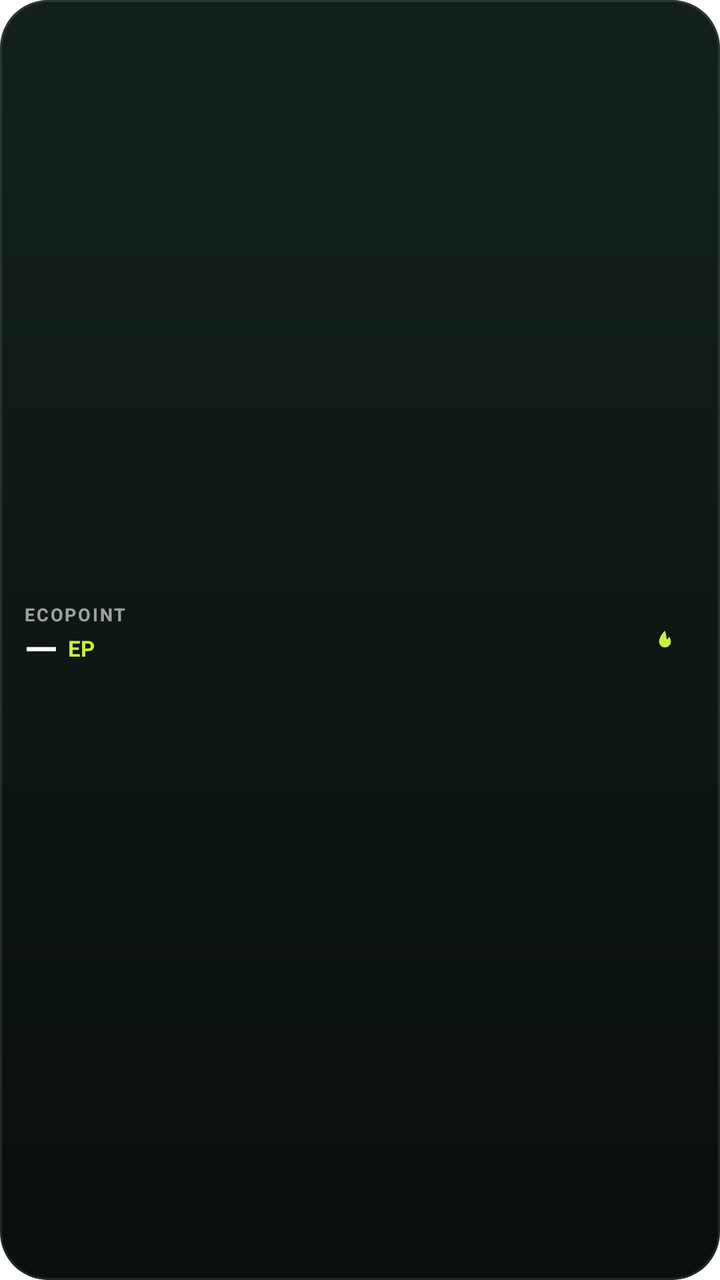
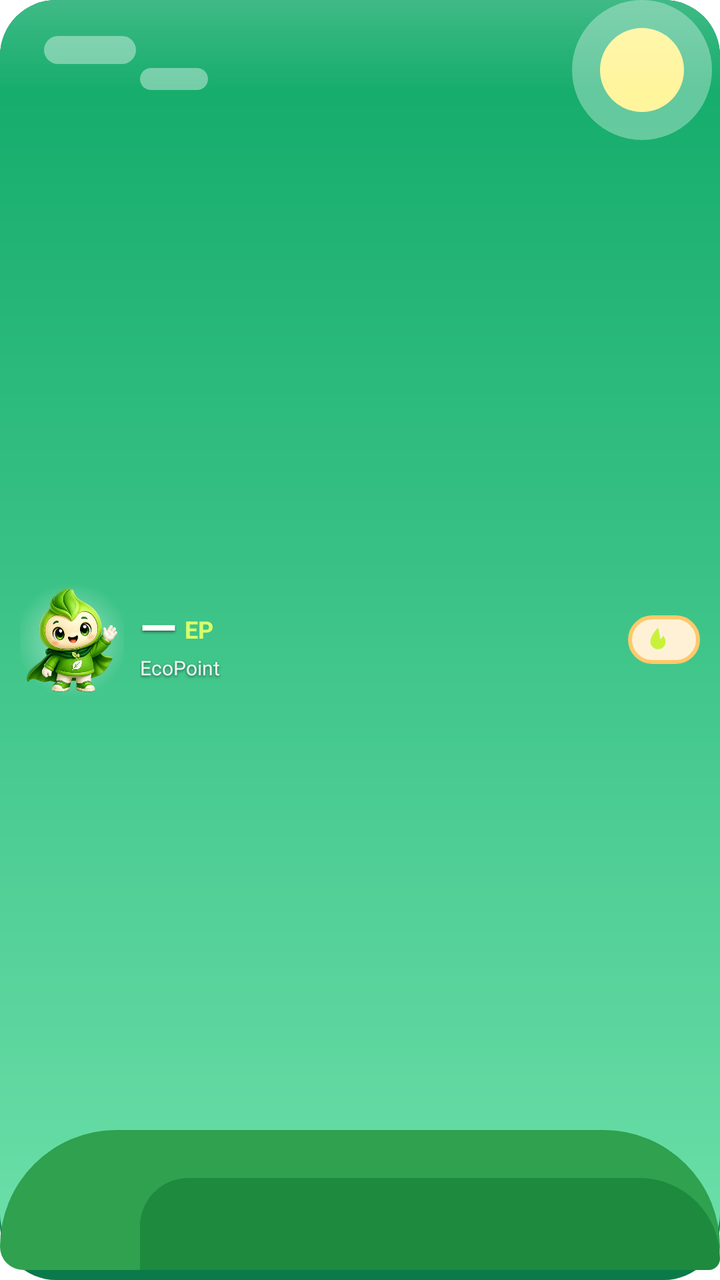

Two renders of the same Android screen: before a commit and after it. Below are the layout's source before the change and the commit's diff.
<!-- AndroidManifest.xml: fallback theme Theme.MaterialComponents.DayNight.NoActionBar -->
<!-- res/layout/ep_widget_xs.xml -->
<?xml version="1.0" encoding="utf-8"?>
<FrameLayout xmlns:android="http://schemas.android.com/apk/res/android"
    android:id="@+id/ep_widget_root"
    android:layout_width="match_parent"
    android:layout_height="match_parent"
    android:background="@drawable/ep_widget_bg">

    <LinearLayout
        android:layout_width="match_parent"
        android:layout_height="match_parent"
        android:gravity="center_vertical"
        android:orientation="horizontal"
        android:paddingStart="12dp"
        android:paddingEnd="10dp">

        

        <LinearLayout
            android:layout_width="0dp"
            android:layout_height="wrap_content"
            android:layout_weight="1"
            android:orientation="vertical">

            <TextView
                android:id="@+id/ep_widget_label"
                android:layout_width="wrap_content"
                android:layout_height="wrap_content"
                android:ellipsize="end"
                android:letterSpacing="0.1"
                android:maxLines="1"
                android:text="EcoPoint"
                android:textAllCaps="true"
                android:textColor="#99FFFFFF"
                android:textSize="9sp"
                android:textStyle="bold" />

            <LinearLayout
                android:layout_width="wrap_content"
                android:layout_height="wrap_content"
                android:gravity="bottom"
                android:orientation="horizontal">

                <TextView
                    android:id="@+id/ep_widget_balance"
                    android:layout_width="wrap_content"
                    android:layout_height="wrap_content"
                    android:fontFamily="sans-serif-medium"
                    android:includeFontPadding="false"
                    android:maxLines="1"
                    android:text="—"
                    android:textColor="#FFFFFFFF"
                    android:textSize="22sp" />

                <TextView
                    android:id="@+id/ep_widget_unit"
                    android:layout_width="wrap_content"
                    android:layout_height="wrap_content"
                    android:layout_marginStart="5dp"
                    android:layout_marginBottom="4dp"
                    android:includeFontPadding="false"
                    android:text="EP"
                    android:textColor="#FFC8F23A"
                    android:textSize="11sp"
                    android:textStyle="bold" />
            </LinearLayout>
        </LinearLayout>

        <LinearLayout
                android:id="@+id/ep_widget_streak_chip"
                android:layout_width="wrap_content"
                android:layout_height="wrap_content"
                android:background="@drawable/ep_widget_pill"
                android:gravity="center_vertical"
                android:orientation="horizontal"
                android:paddingStart="8dp"
                android:paddingTop="4dp"
                android:paddingEnd="9dp"
                android:paddingBottom="4dp">

                <ImageView
                    android:layout_width="11dp"
                    android:layout_height="11dp"
                    android:importantForAccessibility="no"
                    android:id="@+id/ep_widget_flame"
                    android:src="@drawable/ep_widget_flame" />

                <TextView
                    android:id="@+id/ep_widget_streak"
                    android:layout_width="wrap_content"
                    android:layout_height="wrap_content"
                    android:layout_marginStart="3dp"
                    android:includeFontPadding="false"
                    android:text=""
                    android:textColor="#FFC8F23A"
                    android:textSize="12sp"
                    android:textStyle="bold" />
            </LinearLayout>
    </LinearLayout>
</FrameLayout>
<!-- resources referenced by this layout -->
<resources>
  <!-- drawable ep_widget_bg (drawable) -->
  <?xml version="1.0" encoding="utf-8"?>
  <layer-list xmlns:android="http://schemas.android.com/apk/res/android">
      <item>
          <shape android:shape="rectangle">
              <gradient android:angle="270" android:startColor="#FF13201A" android:endColor="#FF090F0C" />
              <corners android:radius="24dp" />
          </shape>
      </item>
      <item>
          <shape android:shape="rectangle">
              <stroke android:width="1dp" android:color="#1AFFFFFF" />
              <corners android:radius="24dp" />
          </shape>
      </item>
  </layer-list>
  <!-- drawable ep_widget_flame (drawable) -->
  <?xml version="1.0" encoding="utf-8"?>
  <vector xmlns:android="http://schemas.android.com/apk/res/android"
      android:width="24dp"
      android:height="24dp"
      android:viewportWidth="24"
      android:viewportHeight="24">
      <path
          android:fillColor="#FFC8F23A"
          android:pathData="M12,2C12,2 5.5,8.5 5.5,14a6.5,6.5 0 0 0 13,0c0,-2.2 -1,-3.8 -2.1,-5.3c-0.5,1.6 -1.5,2.6 -2.6,3.1C13.8,8.2 12,2 12,2z" />
  </vector>
  <!-- drawable ep_widget_pill (drawable) -->
  <?xml version="1.0" encoding="utf-8"?>
  <shape xmlns:android="http://schemas.android.com/apk/res/android" android:shape="rectangle">
      <solid android:color="#00000000" />
  </shape>
</resources>

<!-- the commit's change to res/layout/ep_widget_xs.xml (unified diff, before → after) -->
@@ -1,99 +1,17 @@
 <?xml version="1.0" encoding="utf-8"?>
-<FrameLayout xmlns:android="http://schemas.android.com/apk/res/android"
-    android:id="@+id/ep_widget_root"
-    android:layout_width="match_parent"
-    android:layout_height="match_parent"
-    android:background="@drawable/ep_widget_bg">
-
-    <LinearLayout
-        android:layout_width="match_parent"
-        android:layout_height="match_parent"
-        android:gravity="center_vertical"
-        android:orientation="horizontal"
-        android:paddingStart="12dp"
-        android:paddingEnd="10dp">
-
-        
-
-        <LinearLayout
-            android:layout_width="0dp"
-            android:layout_height="wrap_content"
-            android:layout_weight="1"
-            android:orientation="vertical">
-
-            <TextView
-                android:id="@+id/ep_widget_label"
-                android:layout_width="wrap_content"
-                android:layout_height="wrap_content"
-                android:ellipsize="end"
-                android:letterSpacing="0.1"
-                android:maxLines="1"
-                android:text="EcoPoint"
-                android:textAllCaps="true"
-                android:textColor="#99FFFFFF"
-                android:textSize="9sp"
-                android:textStyle="bold" />
-
-            <LinearLayout
-                android:layout_width="wrap_content"
-                android:layout_height="wrap_content"
-                android:gravity="bottom"
-                android:orientation="horizontal">
-
-                <TextView
-                    android:id="@+id/ep_widget_balance"
-                    android:layout_width="wrap_content"
-                    android:layout_height="wrap_content"
-                    android:fontFamily="sans-serif-medium"
-                    android:includeFontPadding="false"
-                    android:maxLines="1"
-                    android:text="—"
-                    android:textColor="#FFFFFFFF"
-                    android:textSize="22sp" />
-
-                <TextView
-                    android:id="@+id/ep_widget_unit"
-                    android:layout_width="wrap_content"
-                    android:layout_height="wrap_content"
-                    android:layout_marginStart="5dp"
-                    android:layout_marginBottom="4dp"
-                    android:includeFontPadding="false"
-                    android:text="EP"
-                    android:textColor="#FFC8F23A"
-                    android:textSize="11sp"
-                    android:textStyle="bold" />
-            </LinearLayout>
-        </LinearLayout>
-
-        <LinearLayout
-                android:id="@+id/ep_widget_streak_chip"
-                android:layout_width="wrap_content"
-                android:layout_height="wrap_content"
-                android:background="@drawable/ep_widget_pill"
-                android:gravity="center_vertical"
-                android:orientation="horizontal"
-                android:paddingStart="8dp"
-                android:paddingTop="4dp"
-                android:paddingEnd="9dp"
-                android:paddingBottom="4dp">
-
-                <ImageView
-                    android:layout_width="11dp"
-                    android:layout_height="11dp"
-                    android:importantForAccessibility="no"
-                    android:id="@+id/ep_widget_flame"
-                    android:src="@drawable/ep_widget_flame" />
-
-                <TextView
-                    android:id="@+id/ep_widget_streak"
-                    android:layout_width="wrap_content"
-                    android:layout_height="wrap_content"
-                    android:layout_marginStart="3dp"
-                    android:includeFontPadding="false"
-                    android:text=""
-                    android:textColor="#FFC8F23A"
-                    android:textSize="12sp"
-                    android:textStyle="bold" />
-            </LinearLayout>
-    </LinearLayout>
+<FrameLayout xmlns:android="http://schemas.android.com/apk/res/android" android:id="@+id/ep_widget_root" android:layout_width="match_parent" android:layout_height="match_parent" android:background="@drawable/ep_widget_bg">
+<LinearLayout android:layout_width="match_parent" android:layout_height="match_parent" android:gravity="center_vertical" android:orientation="horizontal" android:padding="10dp">
+<ImageView android:id="@+id/ep_widget_mascot" android:layout_width="52dp" android:layout_height="match_parent" android:background="@drawable/ep_widget_halo" android:contentDescription="EcoFriend" android:scaleType="fitCenter" android:src="@drawable/ecofriend_normal" />
+<LinearLayout android:layout_width="0dp" android:layout_height="wrap_content" android:layout_weight="1" android:layout_marginStart="8dp" android:orientation="vertical">
+<LinearLayout android:layout_width="wrap_content" android:layout_height="wrap_content" android:gravity="bottom" android:orientation="horizontal">
+<TextView android:id="@+id/ep_widget_balance" android:layout_width="wrap_content" android:layout_height="wrap_content" android:includeFontPadding="false" android:maxLines="1" android:text="—" android:textStyle="bold" android:textColor="@color/ef_w_text" android:shadowColor="#80000000" android:shadowDx="0" android:shadowDy="2" android:shadowRadius="3" android:textSize="24sp" />
+<TextView android:id="@+id/ep_widget_unit" android:layout_width="wrap_content" android:layout_height="wrap_content" android:layout_marginStart="4dp" android:layout_marginBottom="3dp" android:includeFontPadding="false" android:textStyle="bold" android:text="EP" android:textColor="@color/ef_w_lime"  android:textSize="12sp" />
+</LinearLayout>
+<TextView android:id="@+id/ep_widget_label" android:layout_width="match_parent" android:layout_height="wrap_content" android:ellipsize="end" android:includeFontPadding="false" android:maxLines="1" android:text="EcoPoint" android:textColor="@color/ef_w_sub" android:shadowColor="#80000000" android:shadowDx="0" android:shadowDy="2" android:shadowRadius="3" android:textSize="10sp" />
+</LinearLayout>
+<LinearLayout android:id="@+id/ep_widget_streak_chip" android:layout_width="wrap_content" android:layout_height="wrap_content" android:background="@drawable/ep_widget_chip" android:gravity="center_vertical" android:orientation="horizontal" android:paddingStart="8dp" android:paddingEnd="10dp" android:paddingTop="4dp" android:paddingBottom="4dp">
+<ImageView android:id="@+id/ep_widget_flame" android:layout_width="14dp" android:layout_height="14dp" android:importantForAccessibility="no" android:src="@drawable/ep_widget_flame" />
+<TextView android:id="@+id/ep_widget_streak" android:layout_width="wrap_content" android:layout_height="wrap_content" android:layout_marginStart="4dp" android:includeFontPadding="false" android:textStyle="bold" android:textColor="@color/ef_w_flame" android:textSize="14sp" android:text="" />
+</LinearLayout>
+</LinearLayout>
 </FrameLayout>
<!-- resource entries referenced after the edit -->
@@ -1,21 +1,14 @@
 <!-- resources referenced by this layout -->
 <resources>
-  <!-- drawable ep_widget_bg (drawable) -->
+  <color name="ef_w_flame">#FFF57C00</color>
+  <color name="ef_w_lime">#FFD9FF6B</color>
+  <color name="ef_w_sub">#E6FFFFFF</color>
+  <color name="ef_w_text">#FFFFFFFF</color>
+  <!-- drawable ecofriend_normal: png bitmap (drawable-nodpi, 161471 bytes) -->
+  <!-- drawable ep_widget_bg: vector/xml drawable (drawable, 2232 chars, omitted) -->
+  <!-- drawable ep_widget_chip (drawable) -->
   <?xml version="1.0" encoding="utf-8"?>
-  <layer-list xmlns:android="http://schemas.android.com/apk/res/android">
-      <item>
-          <shape android:shape="rectangle">
-              <gradient android:angle="270" android:startColor="#FF13201A" android:endColor="#FF090F0C" />
-              <corners android:radius="24dp" />
-          </shape>
-      </item>
-      <item>
-          <shape android:shape="rectangle">
-              <stroke android:width="1dp" android:color="#1AFFFFFF" />
-              <corners android:radius="24dp" />
-          </shape>
-      </item>
-  </layer-list>
+  <shape xmlns:android="http://schemas.android.com/apk/res/android" android:shape="rectangle"><solid android:color="@color/ef_w_chip" /><stroke android:width="2dp" android:color="@color/ef_w_chip_stroke" /><corners android:radius="999dp" /></shape>
   <!-- drawable ep_widget_flame (drawable) -->
   <?xml version="1.0" encoding="utf-8"?>
   <vector xmlns:android="http://schemas.android.com/apk/res/android"
@@ -27,10 +20,12 @@
           android:fillColor="#FFC8F23A"
           android:pathData="M12,2C12,2 5.5,8.5 5.5,14a6.5,6.5 0 0 0 13,0c0,-2.2 -1,-3.8 -2.1,-5.3c-0.5,1.6 -1.5,2.6 -2.6,3.1C13.8,8.2 12,2 12,2z" />
   </vector>
-  <!-- drawable ep_widget_pill (drawable) -->
+  <!-- drawable ep_widget_halo (drawable) -->
   <?xml version="1.0" encoding="utf-8"?>
-  <shape xmlns:android="http://schemas.android.com/apk/res/android" android:shape="rectangle">
-      <solid android:color="#00000000" />
-  </shape>
+  <shape xmlns:android="http://schemas.android.com/apk/res/android" android:shape="rectangle"><gradient android:type="radial" android:gradientRadius="55%" android:startColor="@color/ef_w_halo_in" android:endColor="@color/ef_w_halo_out" /></shape>
+  <color name="ef_w_chip">#FFFFF1D6</color>
+  <color name="ef_w_chip_stroke">#FFFFC96B</color>
+  <color name="ef_w_halo_in">#80FFFFFF</color>
+  <color name="ef_w_halo_out">#00FFFFFF</color>
 </resources>
 
